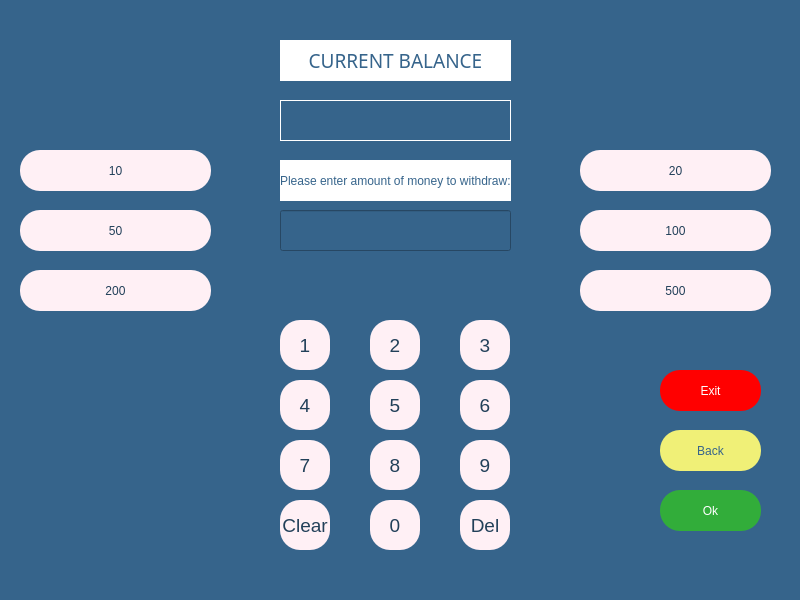
Before: the Qt Designer form withdrawpage.ui in melihorhanyilmaz/Project, drawn with Qt 5.
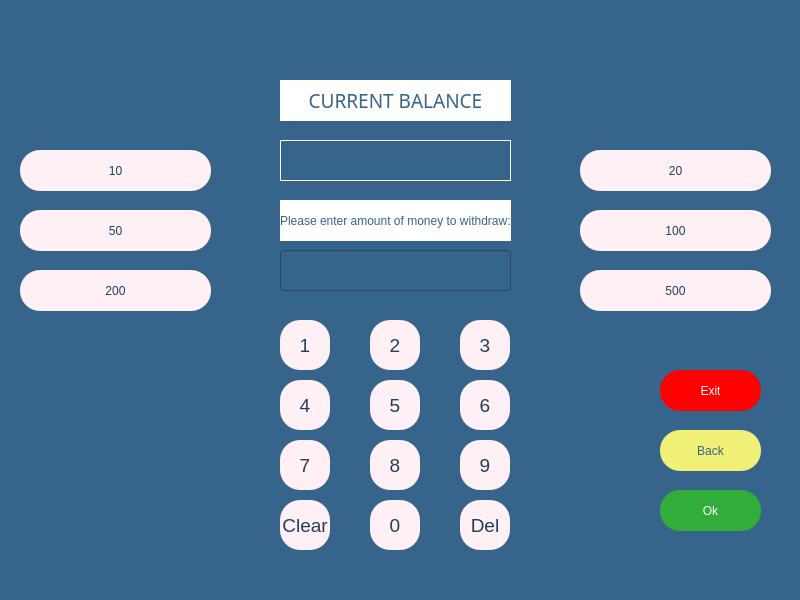
After: the same form once the commit is applied.

```diff
--- a/withdrawpage.ui
+++ b/withdrawpage.ui
@@ -46,7 +46,7 @@
     <property name="geometry">
      <rect>
       <x>280</x>
-      <y>210</y>
+      <y>250</y>
       <width>231</width>
       <height>41</height>
      </rect>
@@ -452,7 +452,7 @@
     <property name="geometry">
      <rect>
       <x>280</x>
-      <y>160</y>
+      <y>200</y>
       <width>231</width>
       <height>41</height>
      </rect>
@@ -470,7 +470,7 @@
     <property name="geometry">
      <rect>
       <x>280</x>
-      <y>40</y>
+      <y>80</y>
       <width>231</width>
       <height>41</height>
      </rect>
@@ -519,7 +519,7 @@
     <property name="geometry">
      <rect>
       <x>280</x>
-      <y>100</y>
+      <y>140</y>
       <width>231</width>
       <height>41</height>
      </rect>
@@ -535,6 +535,26 @@
      <string/>
     </property>
    </widget>
+   <widget class="QLabel" name="la_error">
+    <property name="geometry">
+     <rect>
+      <x>220</x>
+      <y>50</y>
+      <width>341</width>
+      <height>16</height>
+     </rect>
+    </property>
+    <property name="styleSheet">
+     <string notr="true">color: rgb(255, 255, 255);
+font: 75 12pt &quot;MS Sans Serif&quot;;</string>
+    </property>
+    <property name="text">
+     <string/>
+    </property>
+    <property name="alignment">
+     <set>Qt::AlignCenter</set>
+    </property>
+   </widget>
   </widget>
   <widget class="QMenuBar" name="menubar">
    <property name="geometry">
```
